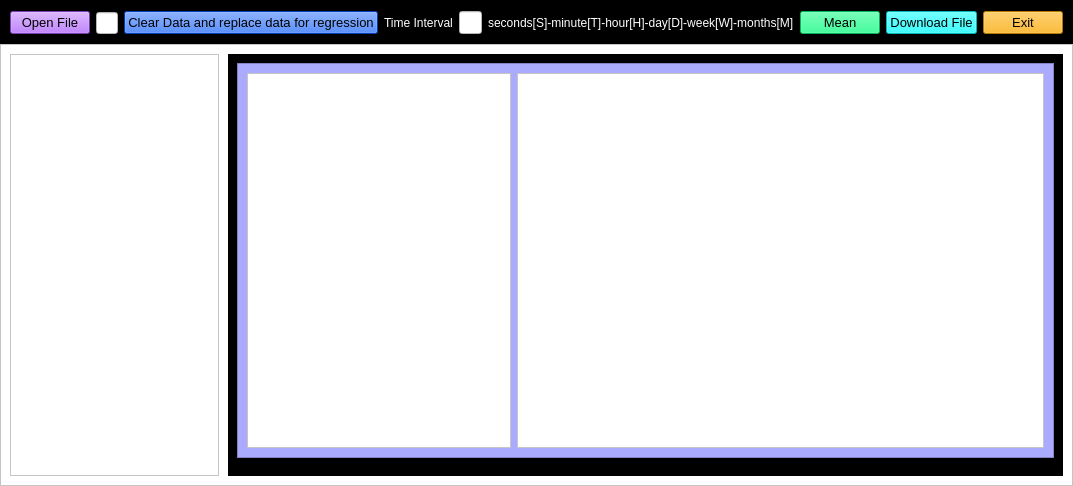
Before: the Qt Designer form project_mp25.ui in quisperomario/project_of_pm2_5, drawn with Qt 5.
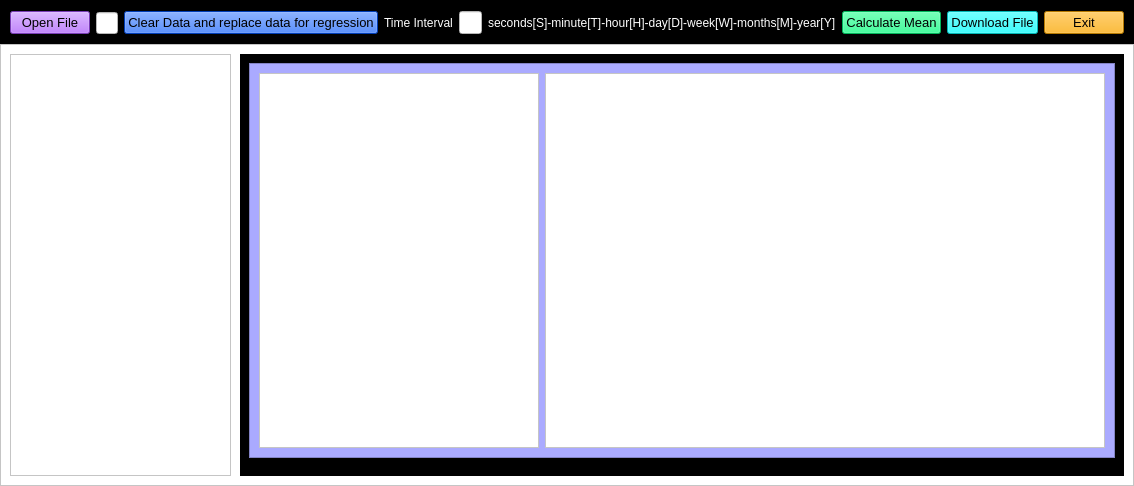
After: the same form once the commit is applied.

Commit message: project finished

What changed in the file:
```diff
--- a/project_mp25.ui
+++ b/project_mp25.ui
@@ -6,7 +6,7 @@
    <rect>
     <x>0</x>
     <y>0</y>
-    <width>953</width>
+    <width>1134</width>
     <height>486</height>
    </rect>
   </property>
@@ -131,7 +131,7 @@
           <string notr="true">color: rgb(255, 255, 255);</string>
          </property>
          <property name="text">
-          <string>seconds[S]-minute[T]-hour[H]-day[D]-week[W]-months[M]</string>
+          <string>seconds[S]-minute[T]-hour[H]-day[D]-week[W]-months[M]-year[Y]</string>
          </property>
         </widget>
        </item>
@@ -146,7 +146,7 @@
           <string notr="true">background-color: rgb(0, 255, 127);</string>
          </property>
          <property name="text">
-          <string>Mean</string>
+          <string>Calculate Mean</string>
          </property>
         </widget>
        </item>
```
Left out of the diff: 3 changed lines with no effect on the pictures. The commit also changes 1 other file.
